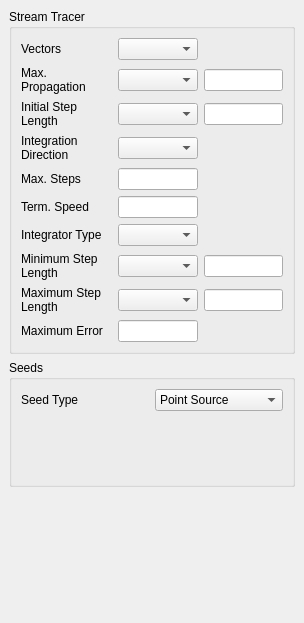
Before: the Qt Designer form Qt/Components/Resources/UI/pqStreamTracerPanel.ui in wildmichael/ParaView3-enhancements-old, drawn with Qt 5.
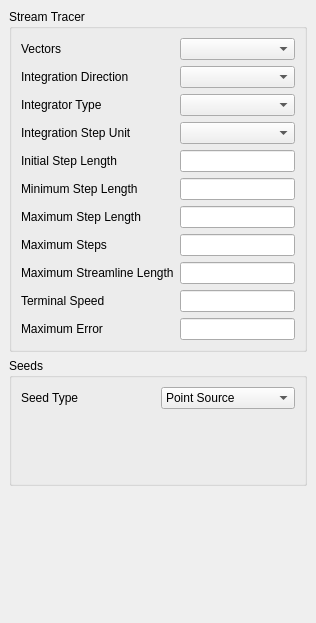
After: the same form once the commit is applied. The open tabs and pages were chosen to show the change. Custom widgets are drawn as their Qt base class.

Commit message: ENH: Updated the UI for StreamTracer and ArbirtarySourceStreamTracer to accommodate the changes made to vtkStreamTracer

Patch:
```diff
--- a/Qt/Components/Resources/UI/pqStreamTracerPanel.ui
+++ b/Qt/Components/Resources/UI/pqStreamTracerPanel.ui
@@ -1,11 +1,14 @@
 <ui version="4.0" >
  <class>pqStreamTracerPanel</class>
  <widget class="QWidget" name="pqStreamTracerPanel" >
+  <property name="enabled" >
+   <bool>true</bool>
+  </property>
   <property name="geometry" >
    <rect>
     <x>0</x>
     <y>0</y>
-    <width>304</width>
+    <width>316</width>
     <height>623</height>
    </rect>
   </property>
@@ -52,29 +55,6 @@
       <property name="verticalSpacing" >
        <number>6</number>
       </property>
-      <item row="1" column="0" >
-       <widget class="QLabel" name="label" >
-        <property name="text" >
-         <string>Max. Propagation</string>
-        </property>
-        <property name="wordWrap" >
-         <bool>true</bool>
-        </property>
-       </widget>
-      </item>
-      <item row="1" column="1" >
-       <widget class="QComboBox" name="MaximumPropagationUnit" />
-      </item>
-      <item row="7" column="0" >
-       <widget class="QLabel" name="label_9" >
-        <property name="text" >
-         <string>Minimum Step Length</string>
-        </property>
-        <property name="wordWrap" >
-         <bool>true</bool>
-        </property>
-       </widget>
-      </item>
       <item row="0" column="0" >
        <widget class="QLabel" name="label_7" >
         <property name="text" >
@@ -82,57 +62,20 @@
         </property>
        </widget>
       </item>
-      <item row="2" column="1" >
-       <widget class="QComboBox" name="InitialIntegrationStepUnit" />
-      </item>
-      <item row="5" column="1" >
-       <widget class="QLineEdit" name="TerminalSpeed" />
-      </item>
-      <item row="8" column="1" >
-       <widget class="QComboBox" name="MaximumIntegrationStepUnit" />
-      </item>
-      <item row="7" column="1" >
-       <widget class="QComboBox" name="MinimumIntegrationStepUnit" />
-      </item>
-      <item row="1" column="2" >
-       <widget class="QLineEdit" name="MaximumPropagation" />
-      </item>
       <item row="0" column="1" >
        <widget class="QComboBox" name="SelectInputVectors" />
       </item>
+      <item row="3" column="0" >
+       <widget class="QLabel" name="label_12" >
+        <property name="text" >
+         <string>Integration Step Unit</string>
+        </property>
+       </widget>
+      </item>
       <item row="3" column="1" >
-       <widget class="QComboBox" name="IntegrationDirection" />
+       <widget class="QComboBox" name="IntegrationStepUnit" />
       </item>
       <item row="4" column="0" >
-       <widget class="QLabel" name="label_4" >
-        <property name="text" >
-         <string>Max. Steps</string>
-        </property>
-       </widget>
-      </item>
-      <item row="6" column="0" >
-       <widget class="QLabel" name="label_6" >
-        <property name="text" >
-         <string>Integrator Type</string>
-        </property>
-        <property name="wordWrap" >
-         <bool>true</bool>
-        </property>
-       </widget>
-      </item>
-      <item row="8" column="2" >
-       <widget class="QLineEdit" name="MaximumIntegrationStep" />
-      </item>
-      <item row="2" column="2" >
-       <widget class="QLineEdit" name="InitialIntegrationStep" />
-      </item>
-      <item row="9" column="1" >
-       <widget class="QLineEdit" name="MaximumError" />
-      </item>
-      <item row="7" column="2" >
-       <widget class="QLineEdit" name="MinimumIntegrationStep" />
-      </item>
-      <item row="2" column="0" >
        <widget class="QLabel" name="label_2" >
         <property name="text" >
          <string>Initial Step Length</string>
@@ -142,47 +85,90 @@
         </property>
        </widget>
       </item>
-      <item row="6" column="1" >
-       <widget class="QComboBox" name="IntegratorType" />
-      </item>
-      <item row="5" column="0" >
-       <widget class="QLabel" name="label_5" >
-        <property name="text" >
-         <string>Term. Speed</string>
-        </property>
-       </widget>
+      <item row="4" column="1" >
+       <widget class="QLineEdit" name="InitialIntegrationStep" />
       </item>
       <item row="8" column="0" >
+       <widget class="QLabel" name="label_4" >
+        <property name="text" >
+         <string>Maximum Steps</string>
+        </property>
+       </widget>
+      </item>
+      <item row="8" column="1" >
+       <widget class="QLineEdit" name="MaximumNumberOfSteps" />
+      </item>
+      <item row="10" column="0" >
+       <widget class="QLabel" name="label_5" >
+        <property name="text" >
+         <string>Terminal Speed</string>
+        </property>
+       </widget>
+      </item>
+      <item row="10" column="1" >
+       <widget class="QLineEdit" name="TerminalSpeed" />
+      </item>
+      <item row="13" column="0" >
+       <widget class="QLabel" name="label_8" >
+        <property name="text" >
+         <string>Maximum Error</string>
+        </property>
+        <property name="wordWrap" >
+         <bool>true</bool>
+        </property>
+       </widget>
+      </item>
+      <item row="13" column="1" >
+       <widget class="QLineEdit" name="MaximumError" />
+      </item>
+      <item row="5" column="0" >
+       <widget class="QLabel" name="label_9" >
+        <property name="text" >
+         <string>Minimum Step Length</string>
+        </property>
+       </widget>
+      </item>
+      <item row="5" column="1" >
+       <widget class="QLineEdit" name="MinimumIntegrationStep" />
+      </item>
+      <item row="6" column="0" >
        <widget class="QLabel" name="label_10" >
         <property name="text" >
          <string>Maximum Step Length</string>
         </property>
-        <property name="wordWrap" >
-         <bool>true</bool>
+       </widget>
+      </item>
+      <item row="6" column="1" >
+       <widget class="QLineEdit" name="MaximumIntegrationStep" />
+      </item>
+      <item row="2" column="0" >
+       <widget class="QLabel" name="label_6" >
+        <property name="text" >
+         <string>Integrator Type</string>
         </property>
        </widget>
       </item>
-      <item row="3" column="0" >
+      <item row="2" column="1" >
+       <widget class="QComboBox" name="IntegratorType" />
+      </item>
+      <item row="9" column="1" >
+       <widget class="QLineEdit" name="MaximumPropagation" />
+      </item>
+      <item row="9" column="0" >
+       <widget class="QLabel" name="label" >
+        <property name="text" >
+         <string>Maximum Streamline Length</string>
+        </property>
+       </widget>
+      </item>
+      <item row="1" column="1" >
+       <widget class="QComboBox" name="IntegrationDirection" />
+      </item>
+      <item row="1" column="0" >
        <widget class="QLabel" name="label_3" >
         <property name="text" >
          <string>Integration Direction</string>
         </property>
-        <property name="wordWrap" >
-         <bool>true</bool>
-        </property>
-       </widget>
-      </item>
-      <item row="4" column="1" >
-       <widget class="QLineEdit" name="MaximumNumberOfSteps" />
-      </item>
-      <item row="9" column="0" >
-       <widget class="QLabel" name="label_8" >
-        <property name="text" >
-         <string>Maximum Error</string>
-        </property>
-        <property name="wordWrap" >
-         <bool>true</bool>
-        </property>
        </widget>
       </item>
      </layout>
```
Left out of the diff: 19 changed lines with no effect on the pictures. The commit also changes 1 other file.
